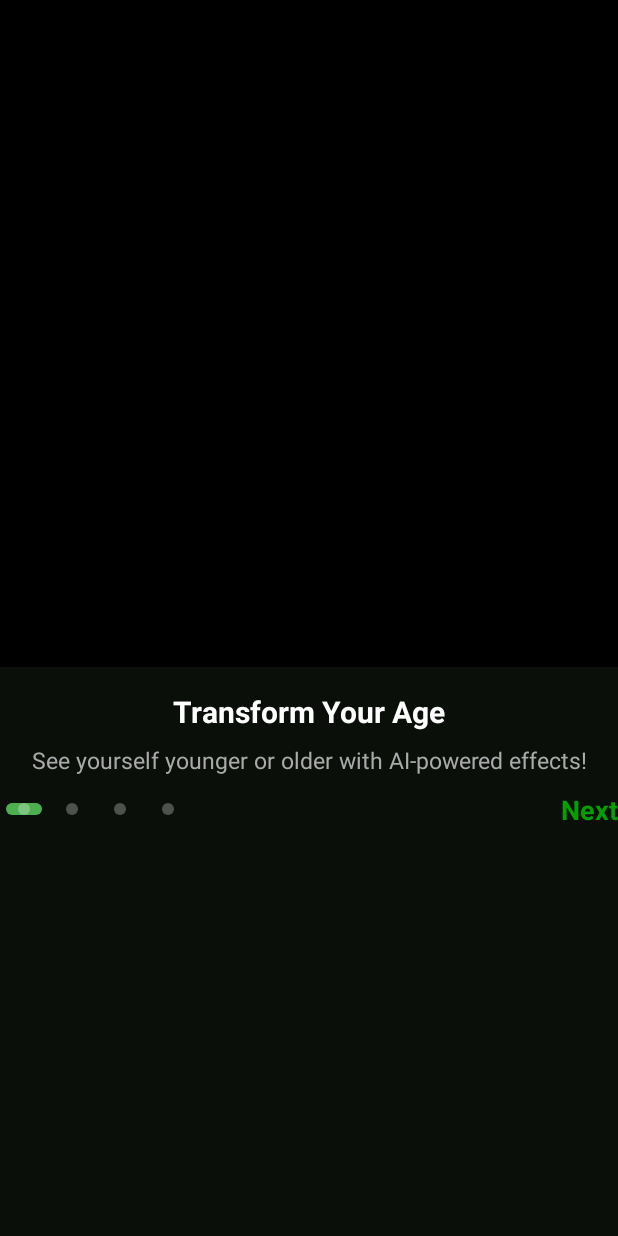
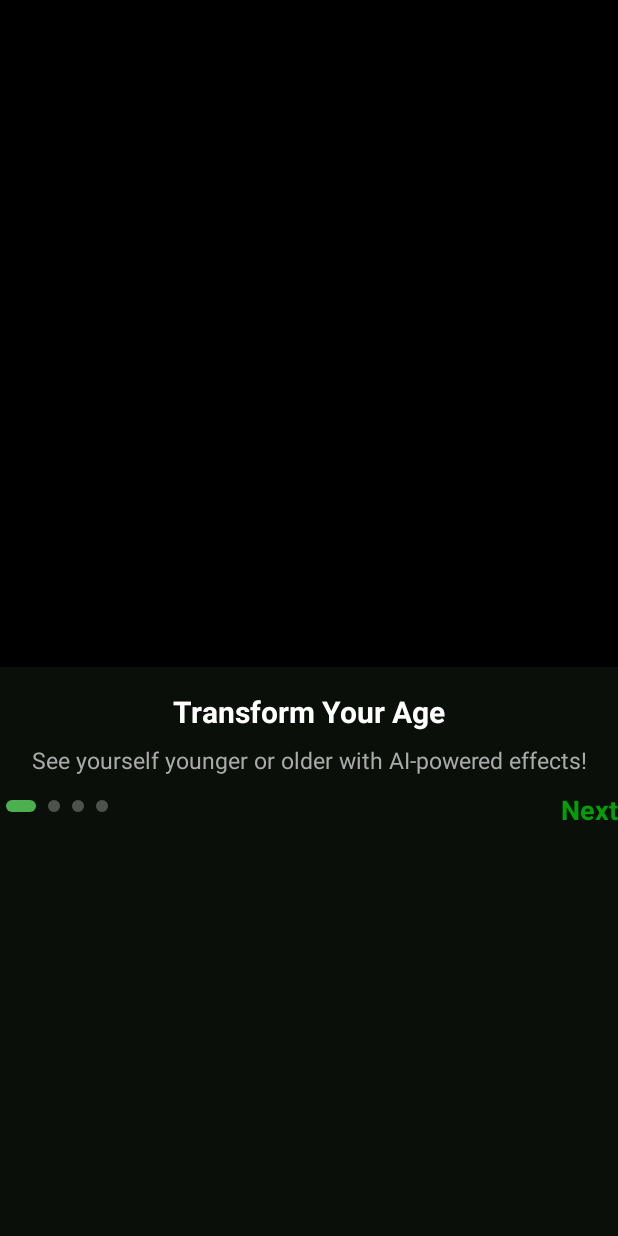
Before and after one commit to thainguyen2301/hataki_ghost_detector, an Android app: the OnboardingActivity screen opened directly, with no data from a screen before it, on a phone screen of 412 x 824 dp. Run offline under Robolectric (Android 15) with nearby library versions, the phone set to English and light mode, and no system bars; our stand-ins replace Dagger/Hilt's generated code, data binding.

Commit message:
[Update]: TabLayout on Onboarding

```diff
--- a/app/src/main/java/com/hataki/ghostdetector/data/framework/compass/CompassManager.kt
+++ b/app/src/main/java/com/hataki/ghostdetector/data/framework/compass/CompassManager.kt
@@ -19,7 +19,6 @@ class CompassManager(context: Context) : SensorEventListener {
     private val sensorManager =
         context.getSystemService(Context.SENSOR_SERVICE) as SensorManager
 
-    // giữ giá trị azimuth hiện tại (mặc định 0°)
     private val _azimuthFlow = MutableStateFlow(0f)
     val azimuthFlow: StateFlow<Float> = _azimuthFlow.asStateFlow()
 
--- /dev/null
+++ b/app/src/main/java/com/hataki/ghostdetector/ui/common/Extensions.kt
@@ -0,0 +1,5 @@
+package com.hataki.ghostdetector.ui.common
+
+import android.content.res.Resources
+
+val Int.dp: Int get() = (this * Resources.getSystem().displayMetrics.density).toInt()
--- a/app/src/main/java/com/hataki/ghostdetector/ui/common/PermissionHelper.kt
+++ b/app/src/main/java/com/hataki/ghostdetector/ui/common/PermissionHelper.kt
@@ -7,11 +7,10 @@ import androidx.core.app.ActivityCompat
 import androidx.core.content.ContextCompat
 
 object PermissionHelper {
-    val REQ_CODE = 1001
+    const val REQ_CODE = 1001
     fun isAllPermissionGranted(context: Context): Boolean {
         val permissions = arrayOf(
-            android.Manifest.permission.CAMERA,
-            android.Manifest.permission.RECORD_AUDIO
+            android.Manifest.permission.CAMERA
         )
         return permissions.all { perm ->
             ContextCompat.checkSelfPermission(context, perm) == PackageManager.PERMISSION_GRANTED
--- a/app/src/main/java/com/hataki/ghostdetector/ui/language/LanguageActivity.kt
+++ b/app/src/main/java/com/hataki/ghostdetector/ui/language/LanguageActivity.kt
@@ -2,6 +2,7 @@ package com.hataki.ghostdetector.ui.language
 
 import android.content.Context
 import android.content.Intent
+import android.widget.LinearLayout
 import com.hataki.ghostdetector.R
 import com.hataki.ghostdetector.databinding.ActivityLanguageBinding
 import com.hataki.ghostdetector.ui.base.BaseActivity
@@ -52,6 +53,12 @@ class LanguageActivity : BaseActivity<LanguageViewModel, ActivityLanguageBinding
             item.setOnClickListener {
                 setSelectedLanguage(item)
             }
+            val params = LinearLayout.LayoutParams(
+                LinearLayout.LayoutParams.MATCH_PARENT,
+                LinearLayout.LayoutParams.WRAP_CONTENT
+            )
+            params.bottomMargin = 8
+            item.layoutParams = params
             binding.languageContainer.addView(item)
         }
     }
--- a/app/src/main/java/com/hataki/ghostdetector/ui/onboard/OnboardingActivity.kt
+++ b/app/src/main/java/com/hataki/ghostdetector/ui/onboard/OnboardingActivity.kt
@@ -2,11 +2,12 @@ package com.hataki.ghostdetector.ui.onboard
 
 import android.content.Context
 import android.content.Intent
-import android.view.LayoutInflater
+import android.view.View
+import android.widget.LinearLayout
 import androidx.core.content.ContextCompat
+import androidx.core.view.isNotEmpty
 import androidx.lifecycle.lifecycleScope
 import androidx.viewpager2.widget.ViewPager2
-import com.google.android.material.tabs.TabLayoutMediator
 import com.hataki.ghostdetector.R
 import com.hataki.ghostdetector.data.model.OnboardingItem
 import com.hataki.ghostdetector.data.model.common.UIState
@@ -14,6 +15,7 @@ import com.hataki.ghostdetector.data.model.common.getOrNull
 import com.hataki.ghostdetector.databinding.ActivityOnboardingBinding
 import com.hataki.ghostdetector.ui.base.BaseActivity
 import com.hataki.ghostdetector.ui.common.PermissionHelper
+import com.hataki.ghostdetector.ui.common.dp
 import com.hataki.ghostdetector.ui.permission.RequestPermissionActivity
 import com.hataki.ghostdetector.ui.start.StartActivity
 import dagger.hilt.android.AndroidEntryPoint
@@ -57,6 +59,38 @@ class OnboardingActivity : BaseActivity<OnboardingViewModel, ActivityOnboardingB
         }
     }
 
+    private fun setupIndicators(count: Int) {
+        val container = binding.indicatorContainer
+        container.removeAllViews()
+
+        repeat(count) {
+            val dot = View(this).apply {
+                layoutParams = LinearLayout.LayoutParams(
+                    8.dp,
+                    8.dp
+                ).apply {
+                    marginStart = 4.dp
+                    marginEnd = 4.dp
+                }
+                background = ContextCompat.getDrawable(context, R.drawable.bg_tab_selector)
+                isSelected = false
+            }
+            container.addView(dot)
+        }
+        if (container.isNotEmpty()) {
+            container.getChildAt(0).apply {
+                layoutParams = LinearLayout.LayoutParams(
+                    20.dp,
+                    8.dp
+                ).apply {
+                    marginStart = 4.dp
+                    marginEnd = 4.dp
+                }
+                isSelected = true
+            }
+        }
+    }
+
     private fun initViewPager() {
         val items = listOf(
             OnboardingItem(
@@ -78,17 +112,36 @@ class OnboardingActivity : BaseActivity<OnboardingViewModel, ActivityOnboardingB
         )
         adapter = OnboardingAdapter(items)
         binding.viewPager.adapter = adapter
-        TabLayoutMediator(binding.tabIndicator, binding.viewPager) { tab, _ ->
-            val view = LayoutInflater.from(this).inflate(R.layout.tab_item, null)
-            tab.customView = view
-        }.attach()
-        binding.tabIndicator.setSelectedTabIndicator(
-            ContextCompat.getDrawable(
-                this,
-                R.drawable.bg_tab_selected
-            )
-        )
-        binding.tabIndicator.getTabAt(0)?.select()
+        binding.viewPager.registerOnPageChangeCallback(object : ViewPager2.OnPageChangeCallback() {
+            override fun onPageSelected(position: Int) {
+                val container = binding.indicatorContainer
+                for (i in 0 until container.childCount) {
+                    if (i == position) {
+                        container.getChildAt(i).apply {
+                            layoutParams = LinearLayout.LayoutParams(
+                                20.dp,
+                                8.dp
+                            ).apply {
+                                marginStart = 4.dp
+                                marginEnd = 4.dp
+                            }
+                        }
+                    } else {
+                        container.getChildAt(i).apply {
+                            layoutParams = LinearLayout.LayoutParams(
+                                8.dp,
+                                8.dp
+                            ).apply {
+                                marginStart = 4.dp
+                                marginEnd = 4.dp
+                            }
+                        }
+                    }
+                    container.getChildAt(i).isSelected = (i == position)
+                }
+            }
+        })
+        setupIndicators(items.size)
         binding.btnNext.setOnClickListener {
             val currentItem = binding.viewPager.currentItem
             if (currentItem < items.size - 1) {
--- a/app/src/main/java/com/hataki/ghostdetector/ui/permission/RequestPermissionActivity.kt
+++ b/app/src/main/java/com/hataki/ghostdetector/ui/permission/RequestPermissionActivity.kt
@@ -51,8 +51,7 @@ class RequestPermissionActivity :
         val allGranted = PermissionHelper.requestPermissions(
             this,
             arrayOf(
-                android.Manifest.permission.CAMERA,
-                android.Manifest.permission.RECORD_AUDIO
+                android.Manifest.permission.CAMERA
             ),
             PermissionHelper.REQ_CODE
         )
--- a/app/src/main/java/com/hataki/ghostdetector/ui/rada/RadaActivity.kt
+++ b/app/src/main/java/com/hataki/ghostdetector/ui/rada/RadaActivity.kt
@@ -57,21 +57,27 @@ class RadaActivity() : BaseActivity<RadaViewModel, ActivityRadaBinding>() {
 
                 launch {
                     viewModel.accelerometer.collect { accelerometer ->
+                        if (binding.btnOnOff.isOn) {
                             updateRadaNumber(
                                 emp1 = accelerometer.first,
                                 emp2 = accelerometer.second,
                                 evp1 = null,
                                 evp2 = null
                             )
-
+                        }
                     }
                 }
 
                 launch {
                     viewModel.magnetic.collect { magnetic ->
-                        updateRadaNumber(emp1 = null, emp2 = null, magnetic.first, magnetic.second)
-                        binding.evp1.text = RADA_NUMBER_FORMAT.format(magnetic.first)
-                        binding.evp2.text = RADA_NUMBER_FORMAT.format(magnetic.second)
+                        if (binding.btnOnOff.isOn) {
+                            updateRadaNumber(
+                                emp1 = null,
+                                emp2 = null,
+                                magnetic.first,
+                                magnetic.second
+                            )
+                        }
                     }
                 }
             }
@@ -124,9 +130,8 @@ class RadaActivity() : BaseActivity<RadaViewModel, ActivityRadaBinding>() {
     private fun setOnClickListener() {
         binding.btnOnOff.setOnToggleListener {
             if (binding.btnOnOff.isOn) {
-                viewModel.startDetectCompass()
+
             } else {
-                viewModel.stopDetectCompass()
                 binding.radarView.clearTargets()
             }
             updateUIWhenCameraOnOff()
@@ -223,5 +228,11 @@ class RadaActivity() : BaseActivity<RadaViewModel, ActivityRadaBinding>() {
     }
 
     override fun onResumeImpl() {
+        viewModel.startDetectCompass()
+    }
+
+    override fun onStop() {
+        super.onStop()
+        viewModel.stopDetectCompass()
     }
 }
--- a/app/src/main/res/drawable/bg_language_item.xml
+++ b/app/src/main/res/drawable/bg_language_item.xml
@@ -1,18 +1,16 @@
 <?xml version="1.0" encoding="utf-8"?>
 <selector xmlns:android="http://schemas.android.com/apk/res/android">
-    <!-- Selected -->
     <item android:state_selected="true">
         <shape android:shape="rectangle">
-            <solid android:color="@color/green"/>
-            <corners android:radius="8dp"/>
+            <solid android:color="@color/language_active" />
+            <corners android:radius="8dp" />
         </shape>
     </item>
 
-    <!-- Default -->
     <item>
         <shape android:shape="rectangle">
-            <solid android:color="#222222"/>
-            <corners android:radius="8dp"/>
+            <solid android:color="@color/setting_component_color" />
+            <corners android:radius="8dp" />
         </shape>
     </item>
 </selector>
--- a/app/src/main/res/drawable/bg_setting_box.xml
+++ b/app/src/main/res/drawable/bg_setting_box.xml
@@ -1,9 +1,6 @@
 <?xml version="1.0" encoding="utf-8"?>
 <shape xmlns:android="http://schemas.android.com/apk/res/android"
     android:shape="rectangle">
-    <solid android:color="@android:color/transparent" />
-    <stroke
-        android:width="1dp"
-        android:color="#00C853" />
+    <solid android:color="@color/setting_component_color" />
     <corners android:radius="8dp" />
 </shape>
--- a/app/src/main/res/drawable/bg_tab_default.xml
+++ /dev/null
@@ -1,7 +0,0 @@
-<?xml version="1.0" encoding="utf-8"?>
-<shape xmlns:android="http://schemas.android.com/apk/res/android"
-    android:shape="oval">
-    <size android:width="12dp" android:height="12dp"/>
-    <corners android:radius="100dp"/>
-    <solid android:color="#47FFFFFF"/>
-</shape>
--- a/app/src/main/res/drawable/bg_tab_selected.xml
+++ /dev/null
@@ -1,7 +0,0 @@
-<?xml version="1.0" encoding="utf-8"?>
-<shape xmlns:android="http://schemas.android.com/apk/res/android"
-    android:shape="rectangle">
-    <size android:width="32dp" android:height="8dp"/>
-    <corners android:radius="12dp"/>
-    <solid android:color="@color/green"/>
-</shape>
--- /dev/null
+++ b/app/src/main/res/drawable/bg_tab_selector.xml
@@ -0,0 +1,19 @@
+<?xml version="1.0" encoding="utf-8"?>
+<selector xmlns:android="http://schemas.android.com/apk/res/android">
+
+    <item android:state_selected="true">
+        <shape android:shape="rectangle">
+            <size android:width="20dp" android:height="8dp" />
+            <corners android:radius="12dp" />
+            <solid android:color="@color/green" />
+        </shape>
+    </item>
+
+    <item>
+        <shape android:shape="oval">
+            <size android:width="8dp" android:height="8dp" />
+            <solid android:color="#47FFFFFF" />
+        </shape>
+    </item>
+
+</selector>
--- a/app/src/main/res/layout/activity_language.xml
+++ b/app/src/main/res/layout/activity_language.xml
@@ -51,10 +51,11 @@
             android:id="@+id/languageContainer"
             android:layout_width="0dp"
             android:layout_height="wrap_content"
+            android:layout_marginTop="16dp"
             android:divider="?android:attr/dividerHorizontal"
+            android:dividerPadding="8dp"
             android:orientation="vertical"
             android:showDividers="middle"
-            android:layout_marginTop="16dp"
             app:layout_constraintEnd_toEndOf="parent"
             app:layout_constraintStart_toStartOf="parent"
             app:layout_constraintTop_toBottomOf="@+id/toolbar" />
--- a/app/src/main/res/layout/activity_onboarding.xml
+++ b/app/src/main/res/layout/activity_onboarding.xml
@@ -22,20 +22,28 @@
             app:layout_constraintStart_toStartOf="parent"
             app:layout_constraintTop_toBottomOf="@+id/view_pager">
 
-
-            <com.google.android.material.tabs.TabLayout
-                android:id="@+id/tab_indicator"
-                android:layout_width="128dp"
-                android:layout_height="8dp"
-                android:background="?selectableItemBackground"
-                app:layout_constraintBottom_toBottomOf="parent"
+            <LinearLayout
+                android:id="@+id/indicatorContainer"
+                android:layout_width="wrap_content"
+                android:layout_height="wrap_content"
+                android:layout_marginTop="16dp"
+                android:gravity="center"
+                android:orientation="horizontal"
                 app:layout_constraintStart_toStartOf="parent"
-                app:layout_constraintTop_toTopOf="parent"
-                app:tabGravity="center"
-                app:tabIndicatorColor="@android:color/transparent"
-                app:tabIndicatorFullWidth="false"
-                app:tabMode="fixed"
-                app:tabRippleColor="@android:color/transparent" />
+                app:layout_constraintTop_toTopOf="parent" />
+            <!--            <com.google.android.material.tabs.TabLayout-->
+            <!--                android:id="@+id/tab_indicator"-->
+            <!--                android:layout_width="wrap_content"-->
+            <!--                android:layout_height="wrap_content"-->
+            <!--                android:paddingTop="8dp"-->
+            <!--                android:paddingBottom="8dp"-->
+            <!--                app:layout_constraintStart_toStartOf="parent"-->
+            <!--                app:layout_constraintTop_toTopOf="parent"-->
+            <!--                app:tabGravity="center"-->
+            <!--                app:tabIndicatorColor="@android:color/transparent"-->
+            <!--                app:tabIndicatorFullWidth="false"-->
+            <!--                app:tabMode="fixed"-->
+            <!--                app:tabRippleColor="@android:color/transparent"/>-->
 
             <TextView
                 android:id="@+id/btn_next"
--- a/app/src/main/res/layout/activity_setting.xml
+++ b/app/src/main/res/layout/activity_setting.xml
@@ -14,6 +14,7 @@
             app:layout_constraintEnd_toEndOf="parent"
             app:layout_constraintStart_toStartOf="parent"
             app:layout_constraintTop_toTopOf="parent">
+
             <androidx.appcompat.widget.AppCompatImageView
                 android:id="@+id/btn_back"
                 android:layout_width="60dp"
@@ -27,7 +28,7 @@
             <androidx.appcompat.widget.AppCompatTextView
                 android:layout_width="wrap_content"
                 android:layout_height="wrap_content"
-                android:text="Setting"
+                android:text="@string/setting"
                 android:textColor="@color/white"
                 android:textSize="20sp"
                 android:textStyle="bold"
--- a/app/src/main/res/layout/tab_item.xml
+++ b/app/src/main/res/layout/tab_item.xml
@@ -1,7 +1,8 @@
 <?xml version="1.0" encoding="utf-8"?>
 <TextView xmlns:android="http://schemas.android.com/apk/res/android"
     android:id="@+id/tabDot"
-    android:layout_width="12dp"
-    android:layout_height="12dp"
+    android:layout_width="wrap_content"
+    android:layout_height="wrap_content"
     android:layout_margin="6dp"
-    android:background="@drawable/bg_tab_default"/>
+    android:background="@drawable/bg_tab_selector"
+    android:minHeight="0dp" />
--- a/app/src/main/res/values/colors.xml
+++ b/app/src/main/res/values/colors.xml
@@ -8,4 +8,6 @@
     <color name="rada_black">#011401</color>
     <color name="sweet_green_dark">#AA00FF00</color>
     <color name="sweet_green_light">#FF00FF00</color>
+    <color name="language_active">#00B728</color>
+    <color name="setting_component_color">#12FFFFFF</color>
 </resources>
```
Lines whose indentation alone changed are shown as unchanged.
